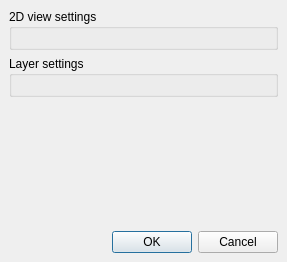
Qt form source/VISUAL/DIALOGS/Spectrum2DPrefDialog.ui (hroest/flaming-archer) before a commit.
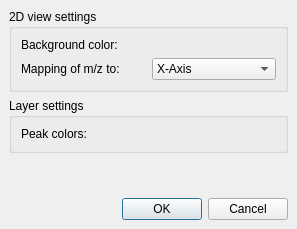
The same form after that commit. Custom widgets are drawn as their Qt base class.

Patch:
```diff
--- a/source/VISUAL/DIALOGS/Spectrum2DPrefDialog.ui
+++ b/source/VISUAL/DIALOGS/Spectrum2DPrefDialog.ui
@@ -5,8 +5,8 @@
    <rect>
     <x>0</x>
     <y>0</y>
-    <width>287</width>
-    <height>262</height>
+    <width>297</width>
+    <height>229</height>
    </rect>
   </property>
   <property name="windowTitle" >
@@ -31,6 +31,37 @@
       <property name="spacing" >
        <number>6</number>
       </property>
+      <item row="0" column="1" >
+       <widget class="OpenMS::ColorSelector" native="1" name="bg_color" />
+      </item>
+      <item row="1" column="1" >
+       <widget class="QComboBox" name="mapping" >
+        <item>
+         <property name="text" >
+          <string>X-Axis</string>
+         </property>
+        </item>
+        <item>
+         <property name="text" >
+          <string>Y-Axis</string>
+         </property>
+        </item>
+       </widget>
+      </item>
+      <item row="1" column="0" >
+       <widget class="QLabel" name="label_3" >
+        <property name="text" >
+         <string>Mapping of m/z to:</string>
+        </property>
+       </widget>
+      </item>
+      <item row="0" column="0" >
+       <widget class="QLabel" name="label" >
+        <property name="text" >
+         <string>Background color:</string>
+        </property>
+       </widget>
+      </item>
      </layout>
     </widget>
    </item>
@@ -46,6 +77,16 @@
       <property name="spacing" >
        <number>6</number>
       </property>
+      <item row="0" column="1" >
+       <widget class="OpenMS::MultiGradientSelector" native="1" name="gradient" />
+      </item>
+      <item row="0" column="0" >
+       <widget class="QLabel" name="label_2" >
+        <property name="text" >
+         <string>Peak colors:</string>
+        </property>
+       </widget>
+      </item>
      </layout>
     </widget>
    </item>
@@ -56,8 +97,8 @@
      </property>
      <property name="sizeHint" >
       <size>
-       <width>20</width>
-       <height>40</height>
+       <width>269</width>
+       <height>21</height>
       </size>
      </property>
     </spacer>
@@ -74,6 +115,18 @@
    </item>
   </layout>
  </widget>
+ <customwidgets>
+  <customwidget>
+   <class>OpenMS::ColorSelector</class>
+   <extends>QWidget</extends>
+   <header>OpenMS/VISUAL/ColorSelector.h</header>
+  </customwidget>
+  <customwidget>
+   <class>OpenMS::MultiGradientSelector</class>
+   <extends>QWidget</extends>
+   <header>OpenMS/VISUAL/MultiGradientSelector.h</header>
+  </customwidget>
+ </customwidgets>
  <resources/>
  <connections>
   <connection>
```
